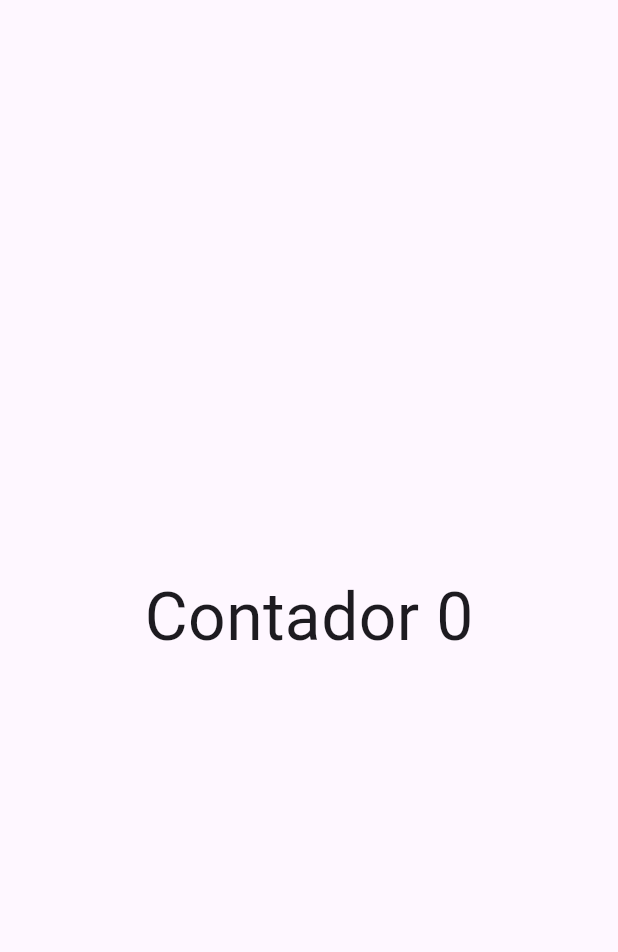
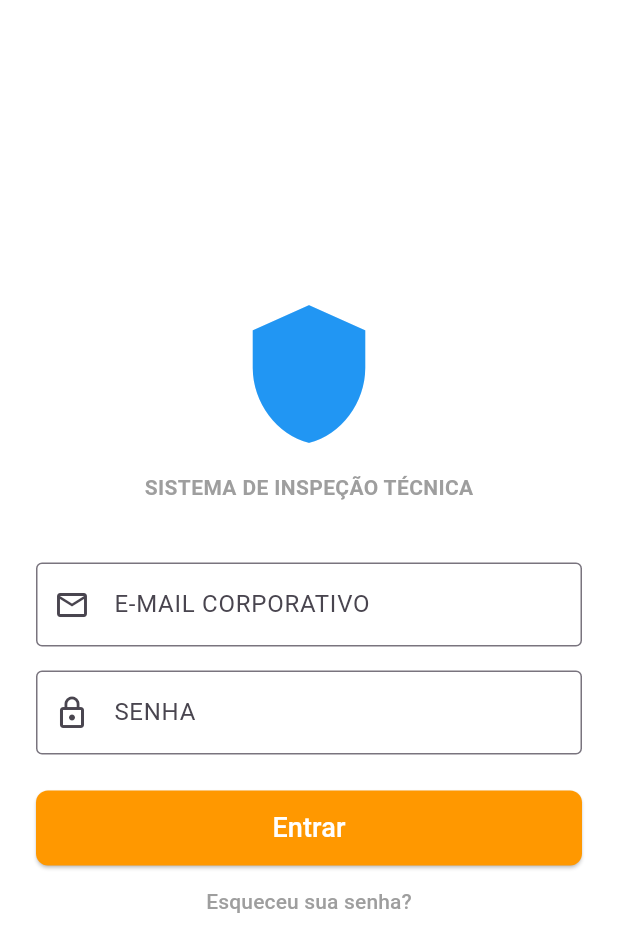
Before and after one commit to ramiscd/coel_inspect, a Flutter app: the screen it shows after launch, on a phone screen of 412 x 824 dp. Shown: the top 952 px of the screen. Run offline on Flutter 3.47's test engine with Material 3 defaults, Android fonts, the phone set to English and light mode, and no system bars.

Commit message:
implement initial structure and login screen

```diff
--- a/lib/app_widget.dart
+++ b/lib/app_widget.dart
@@ -1,12 +1,30 @@
-import 'package:coel_inspect/home_page.dart';
 import 'package:flutter/material.dart';
+import 'features/auth/screens/login_screen.dart'; // Importe a tela que criamos
 
 class AppWidget extends StatelessWidget {
+  const AppWidget({super.key});
 
   @override
   Widget build(BuildContext context) {
-    return MaterialApp( // 1. O "Cérebro" do app (Configurações)
-      home: HomePage(),
+    return MaterialApp(
+      title: 'Coel Inspect',
+      debugShowCheckedModeBanner: false, // Remove a faixa de debug no canto
+
+      // Configuração de Tema (Visual Industrial)
+      theme: ThemeData(
+        primarySwatch: Colors.blue,
+        useMaterial3: true,
+        // Cor padrão para os botões do app
+        elevatedButtonTheme: ElevatedButtonThemeData(
+          style: ElevatedButton.styleFrom(
+            backgroundColor: Colors.orange,
+            foregroundColor: Colors.white,
+          ),
+        ),
+      ),
+
+      // Definindo a tela de login como a inicial
+      home: const LoginScreen(),
     );
   }
 }
--- /dev/null
+++ b/lib/features/auth/screens/login_screen.dart
@@ -0,0 +1,80 @@
+import 'package:flutter/material.dart';
+
+class LoginScreen extends StatefulWidget {
+  const LoginScreen({super.key});
+
+  @override
+  State<LoginScreen> createState() => _LoginScreenState();
+}
+
+class _LoginScreenState extends State<LoginScreen> {
+  final _emailController = TextEditingController();
+  final _passwordController = TextEditingController();
+
+  @override
+  Widget build(BuildContext context) {
+    return Scaffold(
+      backgroundColor: Colors.white,
+      body: Padding(
+        padding: const EdgeInsets.symmetric(horizontal: 24.0),
+        child: Column(
+          mainAxisAlignment: MainAxisAlignment.center,
+          children: [
+            // Logo ou Ícone de Escudo (conforme seu mockup)
+            const Icon(Icons.shield, size: 100, color: Colors.blue),
+            const SizedBox(height: 16),
+            const Text(
+              "SISTEMA DE INSPEÇÃO TÉCNICA",
+              style: TextStyle(fontWeight: FontWeight.bold, color: Colors.grey),
+            ),
+            const SizedBox(height: 40),
+
+            // Campo de E-mail
+            TextField(
+              controller: _emailController,
+              decoration: const InputDecoration(
+                labelText: 'E-MAIL CORPORATIVO',
+                prefixIcon: Icon(Icons.email_outlined),
+                border: OutlineInputBorder(),
+              ),
+            ),
+            const SizedBox(height: 16),
+
+            // Campo de Senha
+            TextField(
+              controller: _passwordController,
+              obscureText: true,
+              decoration: const InputDecoration(
+                labelText: 'SENHA',
+                prefixIcon: Icon(Icons.lock_outline),
+                border: OutlineInputBorder(),
+              ),
+            ),
+            const SizedBox(height: 24),
+
+            // Botão Entrar (Laranja Coel)
+            SizedBox(
+              width: double.infinity,
+              height: 50,
+              child: ElevatedButton(
+                onPressed: () {
+                  // Por enquanto, apenas navega para a Home
+                  print("Login: ${_emailController.text}");
+                },
+                style: ElevatedButton.styleFrom(
+                  backgroundColor: Colors.orange,
+                  shape: RoundedRectangleBorder(borderRadius: BorderRadius.circular(8)),
+                ),
+                child: const Text("Entrar", style: TextStyle(color: Colors.white, fontSize: 18)),
+              ),
+            ),
+            TextButton(
+              onPressed: () {},
+              child: const Text("Esqueceu sua senha?", style: TextStyle(color: Colors.grey)),
+            ),
+          ],
+        ),
+      ),
+    );
+  }
+}
```
Also changed, not shown: lib/home_page.dart (+28 -4 lines), lib/main.dart (+9 -4 lines), pubspec.yaml (+9 -0 lines), pubspec.lock, 3 other files.
